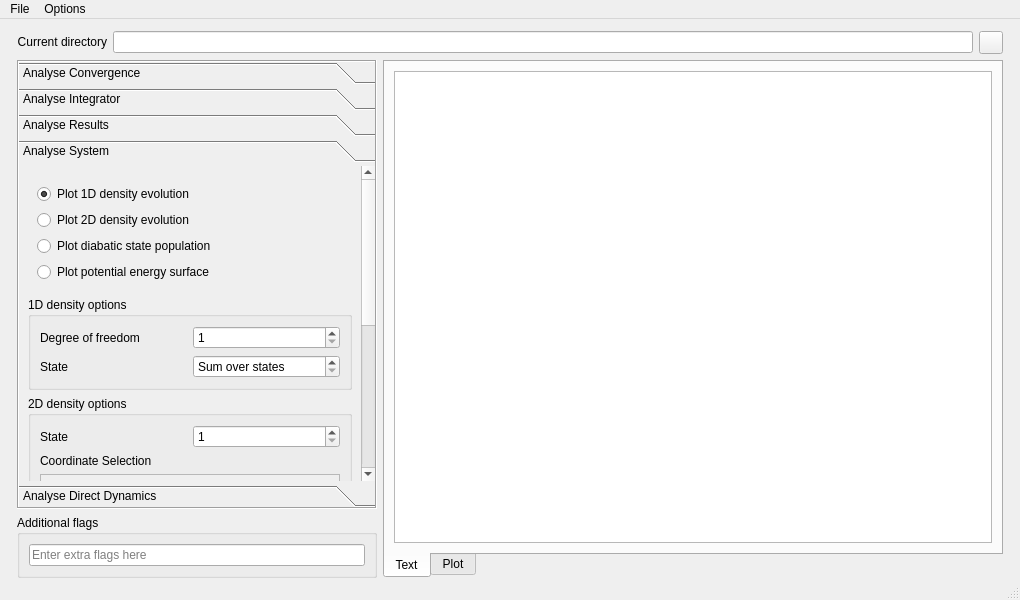
Old version of the form source/analyse/gui_files/gui_analysis/ui_analysis.ui in the repository wenzhaojia2000/msc-trajectory-analysis.
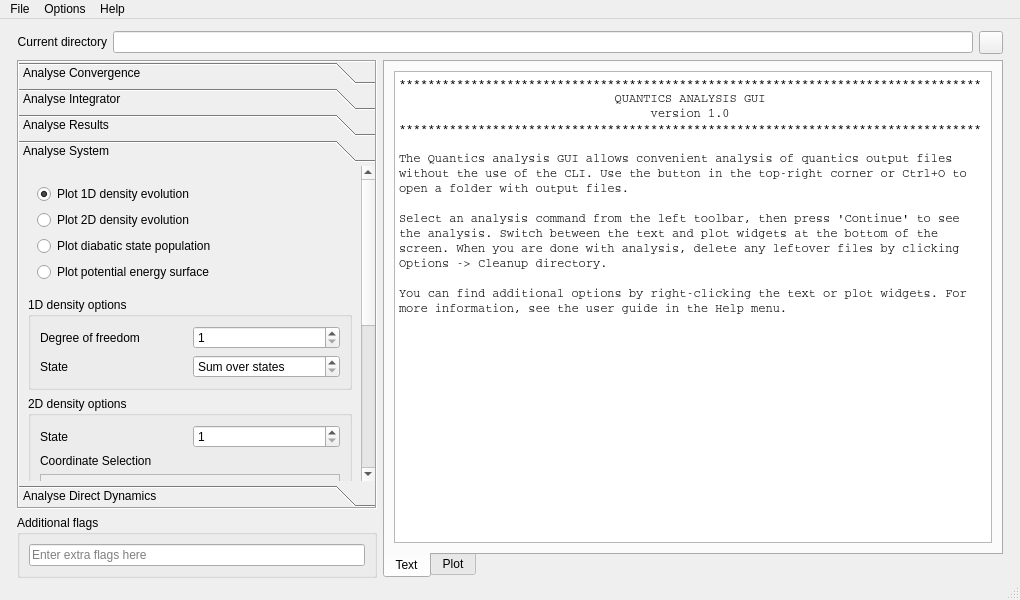
New version of the form. The open tabs and pages were chosen to show the change. Custom widgets are drawn as their Qt base class.

Commit message: Add 'Help' menu to menu bar with link to user guide

Diff of the .ui file:
```diff
--- a/source/analyse/gui_files/gui_analysis/ui_analysis.ui
+++ b/source/analyse/gui_files/gui_analysis/ui_analysis.ui
@@ -1574,6 +1574,24 @@
           <property name="readOnly">
            <bool>true</bool>
           </property>
+          <property name="plainText">
+           <string>*********************************************************************************
+                              QUANTICS ANALYSIS GUI
+                                   version 1.0
+*********************************************************************************
+
+The Quantics analysis GUI allows convenient analysis of quantics output files
+without the use of the CLI. Use the button in the top-right corner or Ctrl+O to
+open a folder with output files.
+
+Select an analysis command from the left toolbar, then press 'Continue' to see
+the analysis. Switch between the text and plot widgets at the bottom of the
+screen. When you are done with analysis, delete any leftover files by clicking
+Options -&gt; Cleanup directory.
+
+You can find additional options by right-clicking the text or plot widgets. For
+more information, see the user guide in the Help menu.</string>
+          </property>
           <property name="tabStopWidth">
            <number>20</number>
           </property>
@@ -1708,8 +1726,15 @@
     <addaction name="allow_add_flags"/>
     <addaction name="no_command"/>
    </widget>
+   <widget class="QMenu" name="menu_help">
+    <property name="title">
+     <string>Help</string>
+    </property>
+    <addaction name="open_guide"/>
+   </widget>
    <addaction name="menu_file"/>
    <addaction name="menu_options"/>
+   <addaction name="menu_help"/>
   </widget>
   <widget class="QStatusBar" name="statusbar"/>
   <action name="menu_dir">
```
Left out of the diff: 26 changed lines with no effect on the pictures. The commit also changes 1 other file.
